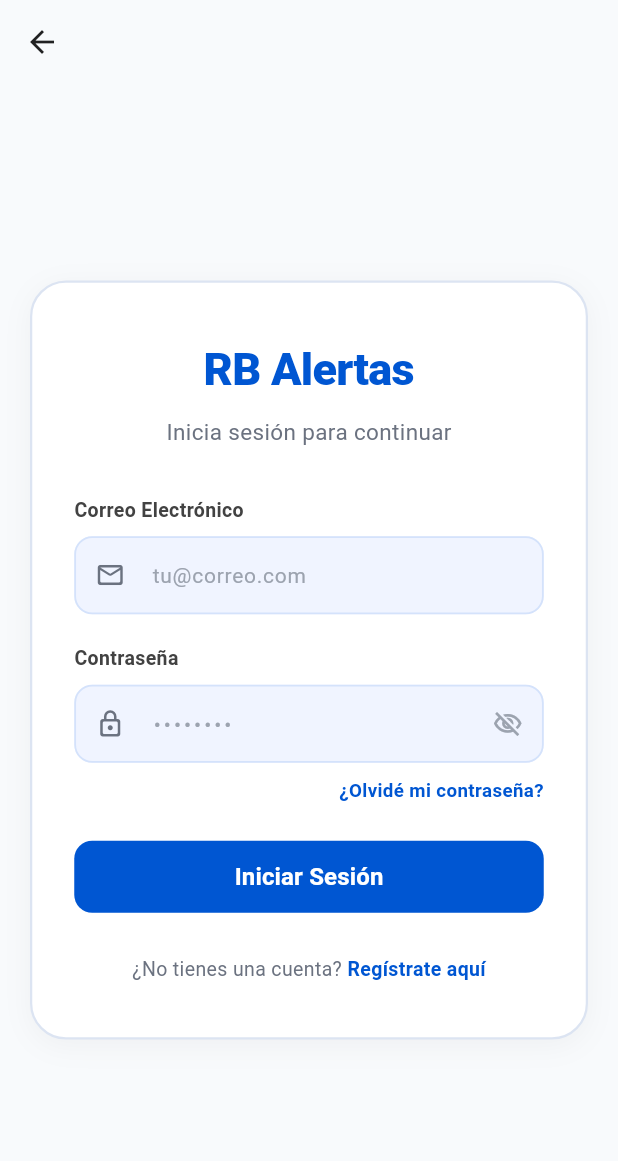
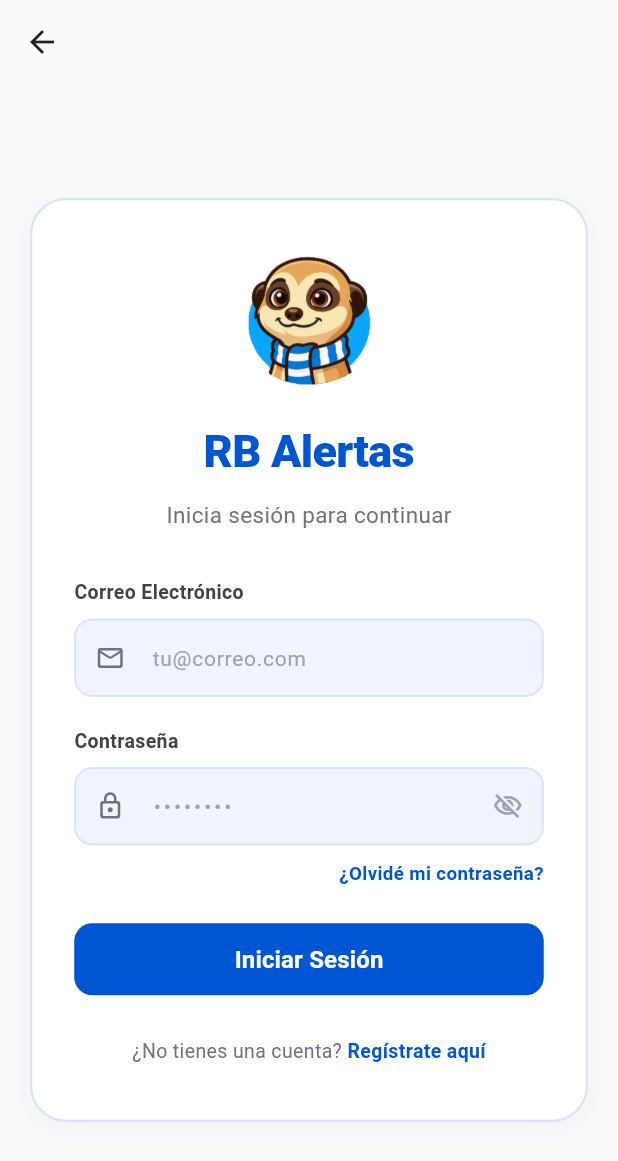
Before and after one commit to Nato9-7/CAPSTONE, a Flutter app: the InicioSesionVista screen opened directly, on a phone screen of 412 x 824 dp. Shown: the top 1161 px of the screen. Run offline on Flutter 3.47's test engine with Material 3 defaults, Android fonts, the phone set to English and light mode, and no system bars.

Commit message:
feat: mostrar logo oficial en la pantalla de inicio de sesión
Co-Authored-By: Claude Sonnet 5 <noreply@anthropic.com>

```diff
--- a/rb_alertas/lib/vistas/inicio_sesion_vista.dart
+++ b/rb_alertas/lib/vistas/inicio_sesion_vista.dart
@@ -1,5 +1,6 @@
 import 'package:flutter/material.dart';
 import 'package:rb_alertas/vistas/registro_vista.dart';
+import 'package:rb_alertas/widgets/app_logo.dart';
 
 class InicioSesionVista extends StatefulWidget {
   const InicioSesionVista({super.key});
@@ -64,6 +65,10 @@ class _InicioSesionVistaState extends State<InicioSesionVista> {
                     mainAxisSize: MainAxisSize.min,
                     crossAxisAlignment: CrossAxisAlignment.center,
                     children: [
+                      // Logo de la aplicación
+                      const AppLogo(size: 88),
+                      const SizedBox(height: 22),
+
                       // Título
                       const Text(
                         'RB Alertas',
```
